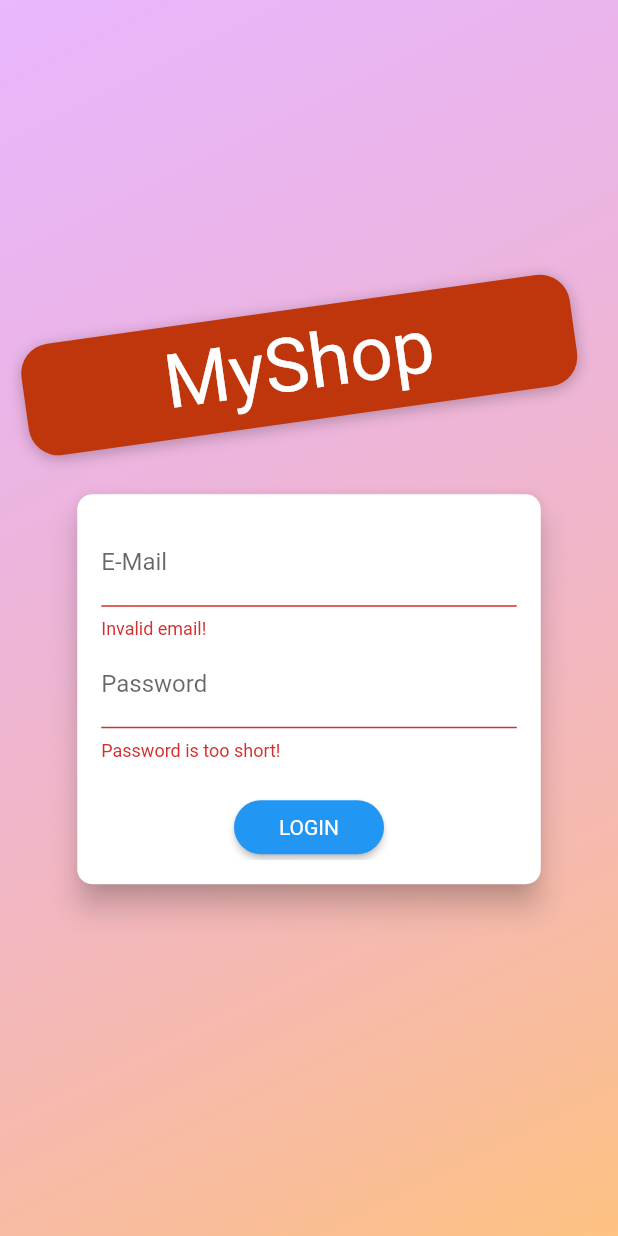
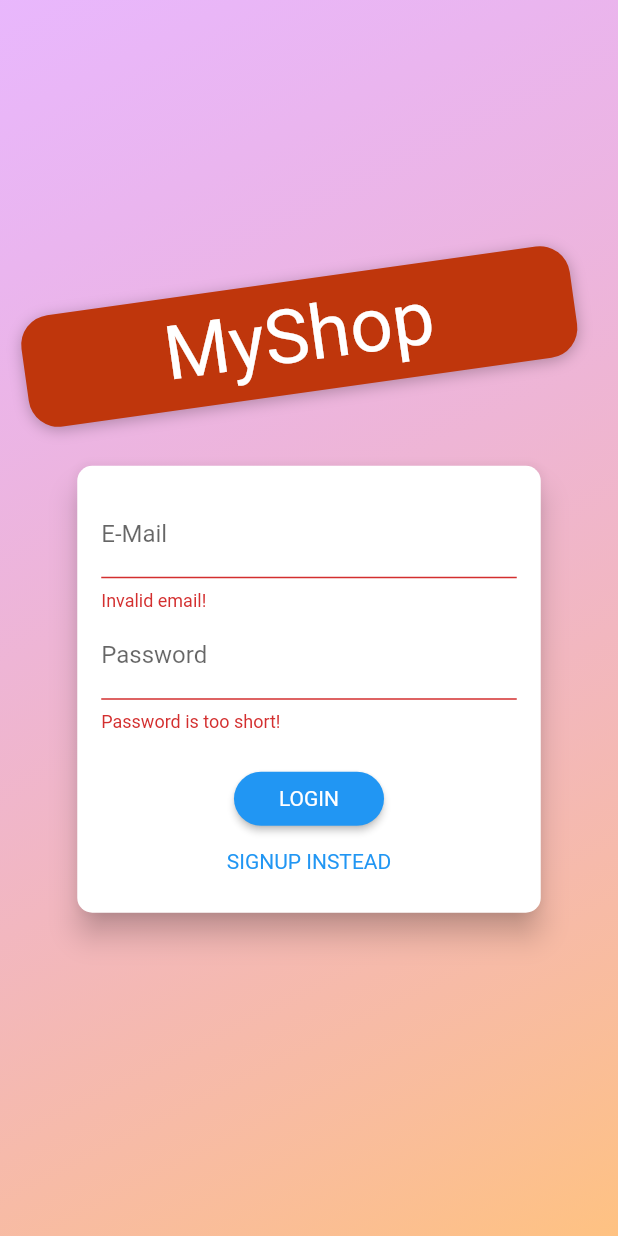
Before and after one commit to itzSachin001/shop_app, a Flutter app: the screen it shows after launch, after a tap on "LOGIN", on a phone screen of 412 x 824 dp. Run offline on Flutter 3.47's test engine with Material 2 defaults, Android fonts, the phone set to English and light mode, and no system bars; our stand-ins replace shared_preferences; network calls fail; Roboto replaces fonts that are missing (Anton).

Commit message:
final commit

```diff
--- a/lib/main.dart
+++ b/lib/main.dart
@@ -1,17 +1,17 @@
 import 'package:flutter/material.dart';
 import 'package:provider/provider.dart';
-import 'package:shop_app/providers/auth.dart';
-import 'package:shop_app/providers/cart.dart';
-import 'package:shop_app/providers/orders.dart';
-import 'package:shop_app/providers/products.dart';
-import 'package:shop_app/screens/auth_screen.dart';
-import 'package:shop_app/screens/cart_screen.dart';
-import 'package:shop_app/screens/edit_product_screen.dart';
-import 'package:shop_app/screens/order_screen.dart';
-import 'package:shop_app/screens/product_details_screen.dart';
-import 'package:shop_app/screens/product_overview_screen.dart';
-import 'package:shop_app/screens/splash_screen.dart';
-import 'package:shop_app/screens/user_product_screen.dart';
+import './providers/auth.dart';
+import './providers/cart.dart';
+import './providers/orders.dart';
+import './providers/products.dart';
+import './screens/auth_screen.dart';
+import './screens/cart_screen.dart';
+import './screens/edit_product_screen.dart';
+import './screens/order_screen.dart';
+import './screens/product_details_screen.dart';
+import './screens/product_overview_screen.dart';
+import './screens/splash_screen.dart';
+import './screens/user_product_screen.dart';
 
 void main() {
   runApp(MyApp());
@@ -55,7 +55,9 @@ class MyApp extends StatelessWidget {
             ),
             home:auth.isAuth ? ProductOverviewScreen() : FutureBuilder(
               future: auth.tryAutoLogin(),
-              builder: (context, authResultSnapshot) => authResultSnapshot.connectionState == ConnectionState.waiting ? SplashScreen() : AuthScreen(),),
+              builder: (ctx, authResultSnapshot) => authResultSnapshot.connectionState == ConnectionState.waiting
+                  ? SplashScreen()
+                  : AuthScreen(),),
             routes: {
               ProductDetailsScreen.routeName:(ctx) => ProductDetailsScreen(),
               CartScreen.routeName:(ctx) => CartScreen(),
--- a/lib/providers/auth.dart
+++ b/lib/providers/auth.dart
@@ -3,7 +3,7 @@ import 'dart:async';
 import 'package:flutter/widgets.dart';
 import 'package:http/http.dart' as http;
 import 'package:shared_preferences/shared_preferences.dart';
-import 'package:shop_app/models/http_exception.dart';
+import '../models/http_exception.dart';
 
 class Auth with ChangeNotifier{
   String? _token;
@@ -48,12 +48,12 @@ class Auth with ChangeNotifier{
       final userData = json.encode({
         'token': _token,
         'userId': _userId,
-        'expiryDate': _expiryDate,
+        'expiryDate': _expiryDate!.toIso8601String(),
       });
       prefs.setString('userData', userData);
 
     }catch (error){
-      rethrow;
+      throw error;
     }
 
   }
@@ -71,7 +71,7 @@ class Auth with ChangeNotifier{
     if(!prefs.containsKey('userData')){
       return false;
     }
-    final extractedUserData = json.decode(prefs.getString('userData')!) as Map<String,Object>;
+    final extractedUserData = json.decode(prefs.getString('userData').toString());
     final expiryDate = DateTime.parse(extractedUserData['expiryDate'].toString());
     if(expiryDate.isBefore(DateTime.now())){
       return false;
--- a/lib/providers/orders.dart
+++ b/lib/providers/orders.dart
@@ -2,8 +2,6 @@ import 'dart:convert';
 
 import 'package:flutter/cupertino.dart';
 import 'package:http/http.dart' as http;
-
-import '../widgets/cart_item.dart';
 import 'cart.dart';
 
 class OrderItem {
--- a/lib/providers/product.dart
+++ b/lib/providers/product.dart
@@ -1,11 +1,8 @@
 import 'dart:convert';
-
-
 import 'package:flutter/cupertino.dart';
 import 'package:flutter/material.dart';
-import 'package:provider/provider.dart';
 import 'package:http/http.dart' as http;
-import 'package:shop_app/models/http_exception.dart';
+
 
 class Product with ChangeNotifier{
   final String? id;
--- a/lib/providers/products.dart
+++ b/lib/providers/products.dart
@@ -1,8 +1,7 @@
 import 'dart:convert';
 
 import 'package:flutter/cupertino.dart';
-import 'package:shop_app/models/http_exception.dart';
-
+import '../models/http_exception.dart';
 import 'product.dart';
 import 'package:http/http.dart' as http;
 
--- a/lib/screens/auth_screen.dart
+++ b/lib/screens/auth_screen.dart
@@ -1,10 +1,9 @@
-import 'dart:io';
+
 import 'dart:math';
 
 import 'package:flutter/material.dart';
 import 'package:provider/provider.dart';
-import 'package:shop_app/providers/auth.dart';
-import 'package:shop_app/screens/product_overview_screen.dart';
+import '../providers/auth.dart';
 import '../models/http_exception.dart';
 
 enum AuthMode { Signup, Login }
@@ -30,12 +29,12 @@ class AuthScreen extends StatelessWidget {
                 ],
                 begin: Alignment.topLeft,
                 end: Alignment.bottomRight,
-                stops: [0, 1],
+                stops: const [0, 1],
               ),
             ),
           ),
           SingleChildScrollView(
-            child: Container(
+            child: SizedBox(
               height: deviceSize.height,
               width: deviceSize.width,
               child: Column(
@@ -53,8 +52,8 @@ class AuthScreen extends StatelessWidget {
                       decoration: BoxDecoration(
                         borderRadius: BorderRadius.circular(20),
                         color: Colors.deepOrange.shade900,
-                        boxShadow: [
-                          const BoxShadow(
+                        boxShadow: const [
+                          BoxShadow(
                             blurRadius: 8,
                             color: Colors.black26,
                             offset: Offset(0, 2),
@@ -86,21 +85,40 @@ class AuthScreen extends StatelessWidget {
   }
 }
 
-class AuthCard extends StatefulWidget {
+class AuthCard extends StatefulWidget  {
+  const AuthCard({super.key});
 
   @override
   _AuthCardState createState() => _AuthCardState();
 }
 
-class _AuthCardState extends State<AuthCard> {
+class _AuthCardState extends State<AuthCard>{
   final GlobalKey<FormState> _formKey = GlobalKey();
   AuthMode _authMode = AuthMode.Login;
-  Map<String, String> _authData = {
+  final Map<String, String> _authData = {
     'email': '',
     'password': '',
   };
   var _isLoading = false;
   final _passwordController = TextEditingController();
+  // late AnimationController _controller;
+  // late Animation<Size> _heightAnimation;
+
+  // @override
+  // void initState() {
+  //   super.initState();
+  //   // _controller = AnimationController(vsync: this,duration: Duration(milliseconds: 1000));
+  //   // _heightAnimation = Tween<Size>(begin: const Size(double.infinity,260),end: const Size(double.infinity,320))
+  //   //     .animate(CurvedAnimation(parent: _controller, curve: Curves.elasticInOut));
+  //
+  //   // _heightAnimation.addListener(() => setState(() {}) );
+  // }
+
+  // @override
+  // void dispose() {
+  //   super.dispose();
+  //   // _controller.dispose();
+  // }
 
 
   void _showErrorDialog(String message){
@@ -147,13 +165,11 @@ class _AuthCardState extends State<AuthCard> {
         errorMessage = 'Invalid password.';
       }
       _showErrorDialog(errorMessage);
-    } catch (error) {
+     } catch (error) {
       const errorMessage =
           'Could not authenticate. Please try again later.';
       _showErrorDialog(errorMessage);
     }
-
-
     setState(() {
       _isLoading = false;
     });
@@ -164,10 +180,12 @@ class _AuthCardState extends State<AuthCard> {
       setState(() {
         _authMode = AuthMode.Signup;
       });
+      // _controller.forward();
     } else {
       setState(() {
         _authMode = AuthMode.Login;
       });
+      // _controller.reverse();
     }
   }
 
@@ -179,10 +197,13 @@ class _AuthCardState extends State<AuthCard> {
         borderRadius: BorderRadius.circular(10.0),
       ),
       elevation: 8.0,
-      child: Container(
-        height: _authMode == AuthMode.Signup ? 320 : 260,
+      child:AnimatedContainer(
+        // height: _authMode == AuthMode.Signup ? 320 : 260,
+        duration: const Duration(milliseconds: 1000),
+        curve: Curves.elasticOut,
+        // height: _heightAnimation.value.height,
         constraints:
-            BoxConstraints(minHeight: _authMode == AuthMode.Signup ? 320 : 260),
+            BoxConstraints(minHeight:_authMode == AuthMode.Signup ? 320 : 260,),
         width: deviceSize.width * 0.75,
         padding:const EdgeInsets.all(16.0),
         child: Form(
--- a/lib/screens/order_screen.dart
+++ b/lib/screens/order_screen.dart
@@ -1,7 +1,7 @@
 import 'package:flutter/material.dart';
 import 'package:provider/provider.dart';
-import 'package:shop_app/widgets/app_drawer.dart';
-import 'package:shop_app/widgets/order_item.dart';
+import '../widgets/app_drawer.dart';
+import '../widgets/order_item.dart';
 
 import '../providers/orders.dart';
 
--- a/lib/screens/splash_screen.dart
+++ b/lib/screens/splash_screen.dart
@@ -3,8 +3,8 @@ import 'package:flutter/material.dart';
 class SplashScreen extends StatelessWidget {
   @override
   Widget build(BuildContext context) {
-    return Scaffold(
-      body: Center(
+    return const Scaffold(
+      body:Center(
         child: Text('Loading...'),
       ),
     );
--- a/lib/widgets/app_drawer.dart
+++ b/lib/widgets/app_drawer.dart
@@ -1,5 +1,6 @@
 import 'package:flutter/material.dart';
 import 'package:provider/provider.dart';
+import 'package:shop_app/helpers/custom_route.dart';
 import 'package:shop_app/providers/auth.dart';
 import 'package:shop_app/screens/order_screen.dart';
 import 'package:shop_app/screens/user_product_screen.dart';
@@ -28,7 +29,9 @@ class AppDrawer extends StatelessWidget {
             leading:const Icon(Icons.payment),
             title:const Text('Orders'),
             onTap: (){
-              Navigator.of(context).pushReplacementNamed(OrderScreen.routeName);
+              // Navigator.of(context).pushReplacementNamed(OrderScreen.routeName);
+              Navigator.of(context).pushReplacement(CustomRoute(
+                  builder: (context) => OrderScreen(),));
             },
           ),
          const Divider(),
--- a/lib/widgets/products_grid.dart
+++ b/lib/widgets/products_grid.dart
@@ -1,6 +1,6 @@
 import 'package:flutter/material.dart';
 import 'package:provider/provider.dart';
-import 'package:shop_app/widgets/product_item.dart';
+import '../widgets/product_item.dart';
 
 import '../providers/products.dart';
 
--- a/lib/widgets/user_product_item.dart
+++ b/lib/widgets/user_product_item.dart
@@ -1,7 +1,7 @@
 import 'package:flutter/material.dart';
 import 'package:provider/provider.dart';
-import 'package:shop_app/providers/products.dart';
-import 'package:shop_app/screens/edit_product_screen.dart';
+import '../providers/products.dart';
+import '../screens/edit_product_screen.dart';
 
 class UserProductItem extends StatelessWidget {
   final String id;
--- a/pubspec.yaml
+++ b/pubspec.yaml
@@ -62,8 +62,8 @@ flutter:
   uses-material-design: true
 
   # To add assets to your application, add an assets section, like this:
-  # assets:
-  #   - images/a_dot_burr.jpeg
+  assets:
+    - assets/images/default_product.png
   #   - images/a_dot_ham.jpeg
 
   # An image asset can refer to one or more resolution-specific "variants", see
```
Also changed, not shown: lib/screens/product_details_screen.dart (+30 -15 lines), lib/screens/product_overview_screen.dart (+4 -4 lines), lib/screens/user_product_screen.dart (+4 -4 lines), lib/widgets/order_item.dart (+9 -5 lines), lib/widgets/product_item.dart (+12 -4 lines).
